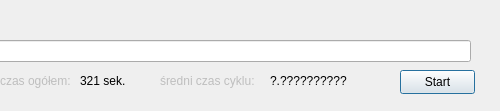
Above: WinC++/qt/Proj1/Proj1/dialog.ui from piotrHeinzelman/systemyCzasuRzeczywistego before the change; both pictures show x 300 to 800 and y 0 to 111 of the 800 by 111 pixel window. Below: the same form after it.
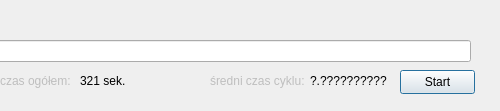
That is the form after the change.

Patch:
```diff
--- a/WinC++/qt/Proj1/Proj1/dialog.ui
+++ b/WinC++/qt/Proj1/Proj1/dialog.ui
@@ -115,7 +115,7 @@
     <rect>
      <x>380</x>
      <y>70</y>
-     <width>61</width>
+     <width>121</width>
      <height>21</height>
     </rect>
    </property>
@@ -129,7 +129,7 @@
    </property>
    <property name="geometry">
     <rect>
-     <x>460</x>
+     <x>510</x>
      <y>70</y>
      <width>101</width>
      <height>21</height>
@@ -142,7 +142,7 @@
   <widget class="QLabel" name="label_6">
    <property name="geometry">
     <rect>
-     <x>570</x>
+     <x>610</x>
      <y>70</y>
      <width>101</width>
      <height>21</height>
```
